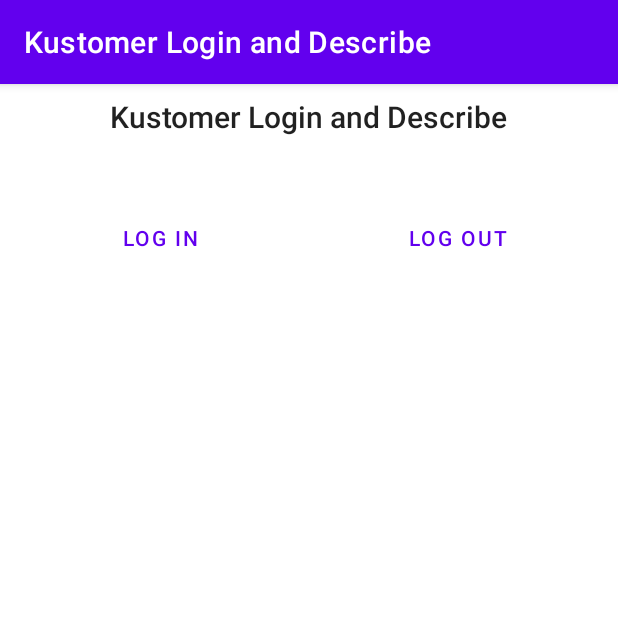
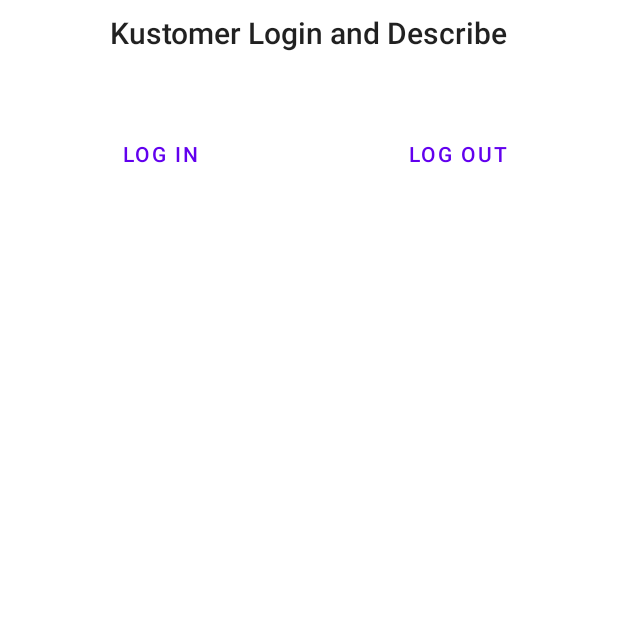
Before and after one commit to kustomer/android-chat-sdk-samples, an Android app: the screen it shows after launch (MainActivity), on a phone screen of 412 x 824 dp, the top half of it. Run offline under Robolectric (Android 15) with nearby library versions, the phone set to English and light mode, and no system bars; libraries missing offline, so code that uses them is left out: com.kustomer.core, com.kustomer.ui; 7 statements that could not run were skipped.

```diff
--- a/app/src/main/java/com/example/kustomerloginanddescribe/ui/homepage/HomepageFragment.kt
+++ b/app/src/main/java/com/example/kustomerloginanddescribe/ui/homepage/HomepageFragment.kt
@@ -56,7 +56,7 @@ class HomepageFragment : Fragment() {
             //Kustomer.getInstance().registerDevice()
 
             sdkTitle.text =
-                "${resources.getString(R.string.app_name)} : ${BuildConfig.VERSION_NAME}"
+                "${resources.getString(R.string.app_name)} : v.${BuildConfig.VERSION_NAME}"
 
             viewModel.unreadCount.observe(viewLifecycleOwner, {
                 unreadCount.text = "$it Unread count"
--- a/app/src/main/java/com/example/kustomerloginanddescribe/utils/HomepageData.kt
+++ b/app/src/main/java/com/example/kustomerloginanddescribe/utils/HomepageData.kt
@@ -4,7 +4,7 @@ enum class HomepageData(val title: String, val description: String) {
     DEFAULT_WIDGET("Open Widget", "The widget will open based on your Orgs display settings"),
     NEW_CHAT("Open to New Chat", "The Widget will open directly to a new chat thread"),
     OPEN_CONVERSATION_WITH_ID(
-        "Open conversation with id",
+        "Open conversation with ID",
         "The Widget will open directly to an existing chat thread"
     ),
 
--- a/app/src/main/res/layout/item_blank.xml
+++ b/app/src/main/res/layout/item_blank.xml
@@ -1,5 +1,5 @@
 <?xml version="1.0" encoding="utf-8"?>
 <View android:layout_width="match_parent"
     android:layout_height="@dimen/kus_blank_footer"
-    android:background="?attr/colorOnBackground"
+    android:background="@color/kus_divider"
     xmlns:android="http://schemas.android.com/apk/res/android" />
--- a/app/src/main/res/values-night/themes.xml
+++ b/app/src/main/res/values-night/themes.xml
@@ -1,6 +1,6 @@
 <resources xmlns:tools="http://schemas.android.com/tools">
     <!-- Base application theme. -->
-    <style name="Theme.KustomerLoginAndDescribe" parent="Theme.MaterialComponents.DayNight.DarkActionBar">
+    <style name="Theme.KustomerLoginAndDescribe" parent="Theme.MaterialComponents.DayNight.NoActionBar">
         <!-- Primary brand color. -->
         <item name="colorPrimary">@color/purple_200</item>
         <item name="colorPrimaryVariant">@color/purple_700</item>
--- a/app/src/main/res/values/themes.xml
+++ b/app/src/main/res/values/themes.xml
@@ -1,6 +1,6 @@
 <resources xmlns:tools="http://schemas.android.com/tools">
     <!-- Base application theme. -->
-    <style name="Theme.KustomerLoginAndDescribe" parent="Theme.MaterialComponents.DayNight.DarkActionBar">
+    <style name="Theme.KustomerLoginAndDescribe" parent="Theme.MaterialComponents.DayNight.NoActionBar">
         <!-- Primary brand color. -->
         <item name="colorPrimary">@color/purple_500</item>
         <item name="colorPrimaryVariant">@color/purple_700</item>
```
Also changed, not shown: app/src/main/java/com/example/kustomerloginanddescribe/ui/homepage/HomepageViewModel.kt (+34 -11 lines), app/src/main/java/com/example/kustomerloginanddescribe/utils/JwtGenerator.kt (+9 -8 lines).
